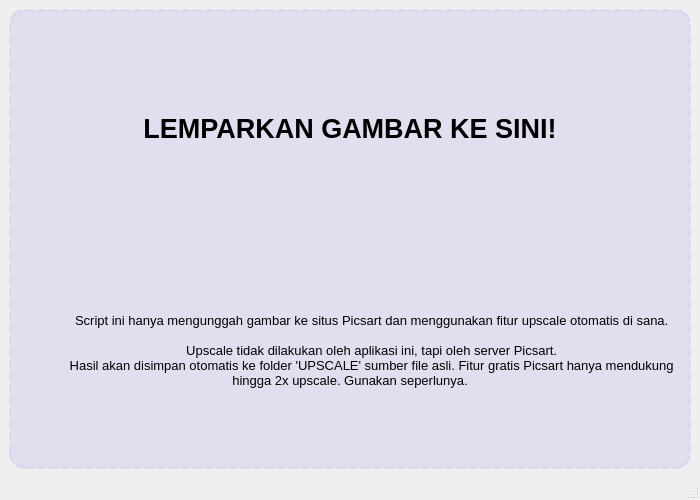
This is App/main_window.ui in mudrikam/SotongHD as Qt 5 draws it before an edit. The edited form follows.
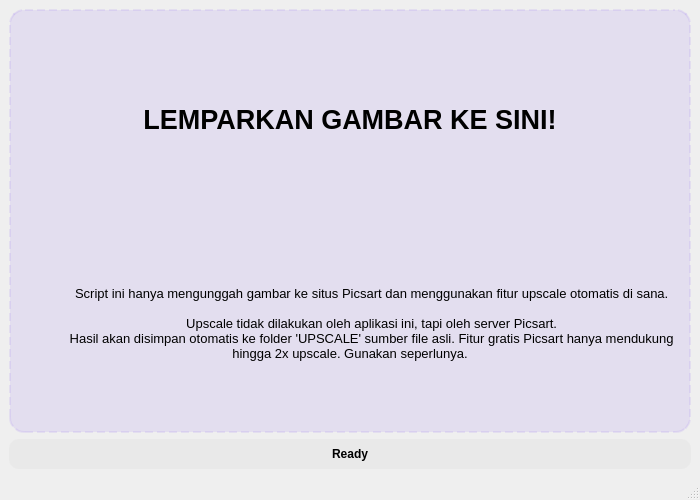
This is the edited form.

Commit message: Add progress bar to main window and implement stats dialog UI

What changed in the file:
```diff
--- a/App/main_window.ui
+++ b/App/main_window.ui
@@ -82,8 +82,42 @@
          </item>
         </layout>
        </widget>
-      </item>
-     </layout>
+      </item>     </layout>
+    </item>
+    <item>
+     <widget class="QProgressBar" name="progressBar">
+      <property name="minimumSize">
+       <size>
+        <width>0</width>
+        <height>30</height>
+       </size>
+      </property>
+      <property name="styleSheet">
+       <string notr="true">QProgressBar {
+  border: none;
+  border-radius: 10px;
+  background-color: rgba(161, 161, 161, 0.08);
+  text-align: center;
+  font-weight: bold;
+  margin: 0px;
+  padding: 0px;
+  height: 30px;
+}
+QProgressBar::chunk {
+  background-color: #5720e3;
+  border-radius: 10px;
+}</string>
+      </property>
+      <property name="value">
+       <number>0</number>
+      </property>
+      <property name="textVisible">
+       <bool>true</bool>
+      </property>
+      <property name="format">
+       <string>Ready</string>
+      </property>
+     </widget>
     </item>
    </layout>
   </widget>
```
The commit also changes 2 other files.
